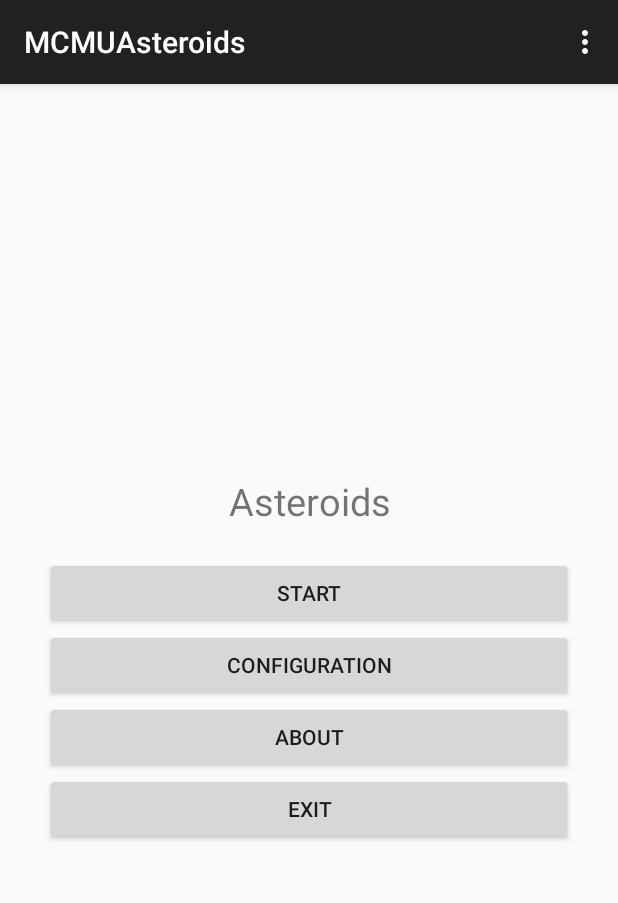
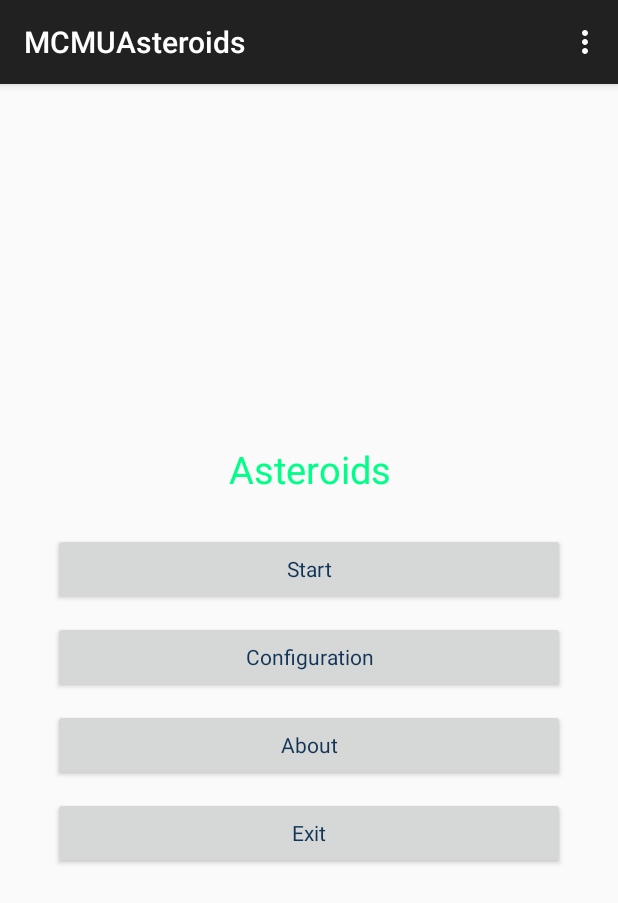
Before and after one commit to JuanIzquierdoDomenech/MCMUAsteroids, an Android app: the screen it shows after launch (MainActivity), on a phone screen of 412 x 824 dp. Shown: the top 903 px of the screen. Run offline under Robolectric (Android 15) with nearby library versions, the phone set to English and light mode, and no system bars.

Commit message:
Add style files.

```diff
--- a/app/src/main/AndroidManifest.xml
+++ b/app/src/main/AndroidManifest.xml
@@ -9,7 +9,7 @@
         android:theme="@style/AppTheme" >
         <activity
             android:name=".MainActivity"
-            android:label="@string/app_name" >
+            android:label="@string/app_name">
             <intent-filter>
                 <action android:name="android.intent.action.MAIN" />
 
--- a/app/src/main/res/layout-land/activity_main.xml
+++ b/app/src/main/res/layout-land/activity_main.xml
@@ -14,7 +14,8 @@
         android:layout_height="wrap_content"
         android:gravity="center"
         android:textSize="25sp"
-        android:layout_marginBottom="20dp"/>
+        android:layout_marginBottom="20dp"
+        style="@style/AsteroidText"/>
 
     <TableLayout
         android:layout_width="match_parent"
@@ -27,13 +28,15 @@
                 android:id="@+id/btn_start"
                 android:layout_width="match_parent"
                 android:layout_height="wrap_content"
-                android:text="@string/start"/>
+                android:text="@string/start"
+                style="@style/AsteroidButton"/>
 
             <Button
                 android:id="@+id/btn_config"
                 android:layout_width="match_parent"
                 android:layout_height="wrap_content"
-                android:text="@string/config"/>
+                android:text="@string/config"
+                style="@style/AsteroidButton"/>
         </TableRow>
 
         <TableRow>
@@ -41,13 +44,15 @@
                 android:id="@+id/btn_about"
                 android:layout_width="match_parent"
                 android:layout_height="wrap_content"
-                android:text="@string/about"/>
+                android:text="@string/about"
+                style="@style/AsteroidButton"/>
 
             <Button
                 android:id="@+id/btn_exit"
                 android:layout_width="match_parent"
                 android:layout_height="wrap_content"
-                android:text="@string/exit"/>
+                android:text="@string/exit"
+                style="@style/AsteroidButton"/>
         </TableRow>
 
     </TableLayout>
--- a/app/src/main/res/layout/activity_main.xml
+++ b/app/src/main/res/layout/activity_main.xml
@@ -14,30 +14,35 @@
         android:layout_height="wrap_content"
         android:gravity="center"
         android:textSize="25sp"
-        android:layout_marginBottom="20dp"/>
+        android:layout_marginBottom="20dp"
+        style="@style/AsteroidText"/>
 
     <Button
         android:id="@+id/btn_start"
         android:layout_width="match_parent"
         android:layout_height="wrap_content"
-        android:text="@string/start"/>
+        android:text="@string/start"
+        style="@style/AsteroidButton"/>
 
     <Button
         android:id="@+id/btn_config"
         android:layout_width="match_parent"
         android:layout_height="wrap_content"
-        android:text="@string/config"/>
+        android:text="@string/config"
+        style="@style/AsteroidButton"/>
 
     <Button
         android:id="@+id/btn_about"
         android:layout_width="match_parent"
         android:layout_height="wrap_content"
-        android:text="@string/about"/>
+        android:text="@string/about"
+        style="@style/AsteroidButton"/>
 
     <Button
         android:id="@+id/btn_exit"
         android:layout_width="match_parent"
         android:layout_height="wrap_content"
-        android:text="@string/exit"/>
+        android:text="@string/exit"
+        style="@style/AsteroidButton"/>
 
 </LinearLayout>
--- a/app/src/main/res/values/styles.xml
+++ b/app/src/main/res/values/styles.xml
@@ -5,4 +5,13 @@
         <!-- Customize your theme here. -->
     </style>
 
+    <style name="AsteroidText" parent="AppTheme">
+        <item name="android:textColor">#00FF88</item>
+    </style>
+
+    <style name="AsteroidButton" parent="AppTheme">
+        <item name="android:textColor">#123456</item>
+        <item name="android:layout_margin">5dp</item>
+    </style>
+
 </resources>
```
